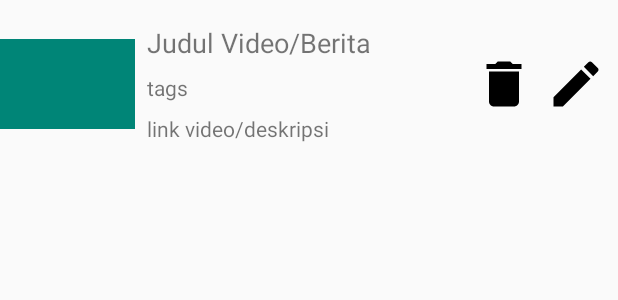
After one commit to aldyrizaldy9/Difacademy, an Android app: the layout card_op.xml on its own in the app's theme, with its tools: preview values and no code run, on a phone screen of 412 x 824 dp. The commit adds this screen. Shown: the top 300 px of the screen. Run offline under Robolectric (Android 15) with nearby library versions, the phone set to English and light mode, and no system bars.

Commit message:
card untuk operator

```diff
--- /dev/null
+++ b/app/src/main/res/drawable/ic_delete.xml
@@ -0,0 +1,9 @@
+<vector xmlns:android="http://schemas.android.com/apk/res/android"
+        android:width="24dp"
+        android:height="24dp"
+        android:viewportWidth="24.0"
+        android:viewportHeight="24.0">
+    <path
+        android:fillColor="#FF000000"
+        android:pathData="M6,19c0,1.1 0.9,2 2,2h8c1.1,0 2,-0.9 2,-2V7H6v12zM19,4h-3.5l-1,-1h-5l-1,1H5v2h14V4z"/>
+</vector>
--- /dev/null
+++ b/app/src/main/res/drawable/ic_edit.xml
@@ -0,0 +1,9 @@
+<vector xmlns:android="http://schemas.android.com/apk/res/android"
+        android:width="24dp"
+        android:height="24dp"
+        android:viewportWidth="24.0"
+        android:viewportHeight="24.0">
+    <path
+        android:fillColor="#FF000000"
+        android:pathData="M3,17.25V21h3.75L17.81,9.94l-3.75,-3.75L3,17.25zM20.71,7.04c0.39,-0.39 0.39,-1.02 0,-1.41l-2.34,-2.34c-0.39,-0.39 -1.02,-0.39 -1.41,0l-1.83,1.83 3.75,3.75 1.83,-1.83z"/>
+</vector>
--- /dev/null
+++ b/app/src/main/res/layout/card_op.xml
@@ -0,0 +1,82 @@
+<?xml version="1.0" encoding="utf-8"?>
+<androidx.constraintlayout.widget.ConstraintLayout xmlns:android="http://schemas.android.com/apk/res/android"
+    xmlns:app="http://schemas.android.com/apk/res-auto"
+    xmlns:tools="http://schemas.android.com/tools"
+    android:id="@+id/cl_c_op"
+    android:layout_width="match_parent"
+    android:layout_height="wrap_content"
+    android:orientation="vertical">
+
+    <TextView
+        android:id="@+id/tv_c_op_judul"
+        android:layout_width="0dp"
+        android:layout_height="wrap_content"
+        android:layout_marginStart="8dp"
+        android:layout_marginTop="16dp"
+        android:layout_marginEnd="8dp"
+        android:ellipsize="end"
+        android:maxLines="2"
+        android:text="Judul Video/Berita"
+        android:textSize="18sp"
+        app:layout_constraintEnd_toStartOf="@+id/img_c_op_delete"
+        app:layout_constraintHorizontal_bias="0.0"
+        app:layout_constraintStart_toEndOf="@+id/img_c_op_thumbnail"
+        app:layout_constraintTop_toTopOf="parent" />
+
+    <TextView
+        android:id="@+id/tv_c_op_tag"
+        android:layout_width="wrap_content"
+        android:layout_height="wrap_content"
+        android:layout_marginTop="8dp"
+        android:text="@string/tags"
+        app:layout_constraintStart_toStartOf="@+id/tv_c_op_judul"
+        app:layout_constraintTop_toBottomOf="@+id/tv_c_op_judul" />
+
+    <TextView
+        android:id="@+id/tv_c_op_deskripsi"
+        android:layout_width="0dp"
+        android:layout_height="wrap_content"
+        android:layout_marginTop="8dp"
+        android:layout_marginEnd="8dp"
+        android:layout_marginBottom="16dp"
+        android:ellipsize="end"
+        android:maxLines="1"
+        android:text="link video/deskripsi"
+        app:layout_constraintBottom_toBottomOf="parent"
+        app:layout_constraintEnd_toStartOf="@+id/img_c_op_delete"
+        app:layout_constraintHorizontal_bias="0.0"
+        app:layout_constraintStart_toStartOf="@+id/tv_c_op_tag"
+        app:layout_constraintTop_toBottomOf="@+id/tv_c_op_tag" />
+
+    <ImageView
+        android:id="@+id/img_c_op_edit"
+        android:layout_width="@dimen/icon_btn_width"
+        android:layout_height="@dimen/icon_btn_height"
+        android:layout_marginEnd="8dp"
+        android:visibility="visible"
+        app:layout_constraintBottom_toBottomOf="parent"
+        app:layout_constraintEnd_toEndOf="parent"
+        app:layout_constraintTop_toTopOf="parent"
+        tools:srcCompat="@drawable/ic_edit" />
+
+    <ImageView
+        android:id="@+id/img_c_op_delete"
+        android:layout_width="@dimen/icon_btn_width"
+        android:layout_height="@dimen/icon_btn_height"
+        android:layout_marginEnd="8dp"
+        app:layout_constraintBottom_toBottomOf="@+id/img_c_op_edit"
+        app:layout_constraintEnd_toStartOf="@+id/img_c_op_edit"
+        app:layout_constraintTop_toTopOf="@+id/img_c_op_edit"
+        tools:srcCompat="@drawable/ic_delete" />
+
+    <ImageView
+        android:id="@+id/img_c_op_thumbnail"
+        android:layout_width="@dimen/thumbnail_op_width"
+        android:layout_height="@dimen/thumbnail_op_height"
+        android:layout_marginTop="16dp"
+        android:layout_marginBottom="16dp"
+        app:layout_constraintBottom_toBottomOf="parent"
+        app:layout_constraintStart_toStartOf="parent"
+        app:layout_constraintTop_toTopOf="parent"
+        tools:srcCompat="@color/colorPrimary" />
+</androidx.constraintlayout.widget.ConstraintLayout>
--- a/app/src/main/res/values/dimens.xml
+++ b/app/src/main/res/values/dimens.xml
@@ -10,4 +10,7 @@
 
     <dimen name="icon_btn_width">40dp</dimen>
     <dimen name="icon_btn_height">40dp</dimen>
+
+    <dimen name="thumbnail_op_width">90dp</dimen>
+    <dimen name="thumbnail_op_height">60dp</dimen>
 </resources>
```
Also changed, not shown: app/src/main/res/layout/activity_op_main.xml (+67 -0 lines), app/src/main/res/values/strings.xml (+7 -0 lines).
